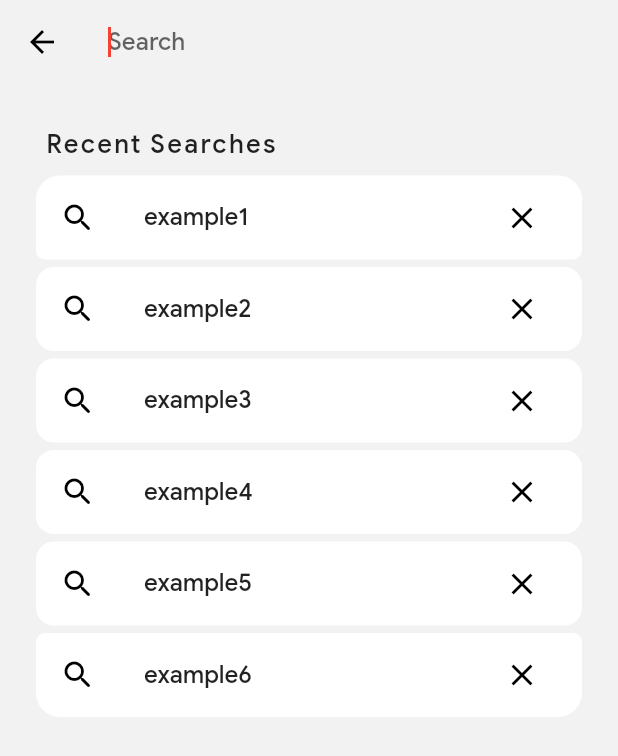
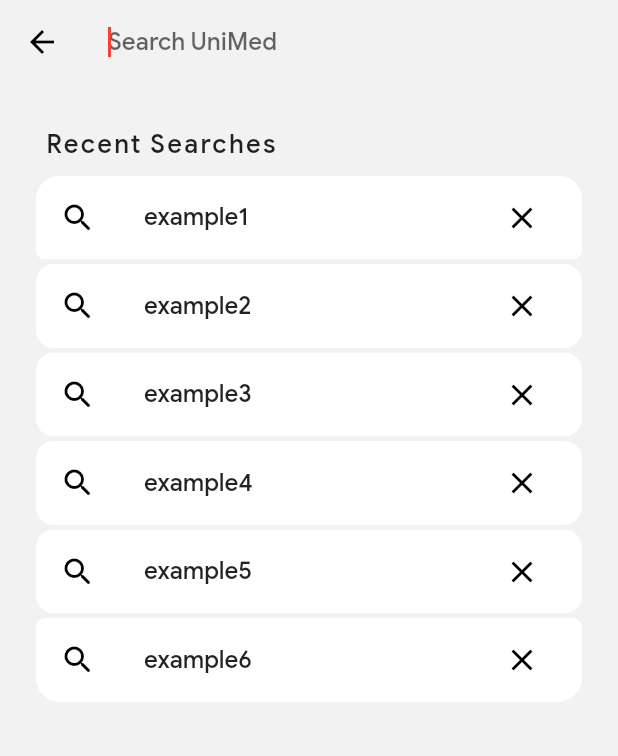
Before and after one commit to Jxhan11/UniMed, a Flutter app: the screen it shows after launch, after a tap on "Search for healthcare facilities", on a phone screen of 412 x 824 dp. Shown: the top 756 px of the screen. Run offline on Flutter 3.47's test engine with Material 2 defaults, Android fonts, the phone set to English and light mode, and no system bars.

Commit message:
added multiple pages

```diff
--- a/lib/Components/usefulStuff.dart
+++ b/lib/Components/usefulStuff.dart
@@ -1,4 +1,55 @@
 import 'package:flutter/material.dart';
+
+
+class UsefulBigText extends StatelessWidget {
+  final text;
+  const UsefulBigText({Key? key, this.text}) : super(key: key);
+
+  @override
+  Widget build(BuildContext context) {
+    return Text(text, style: TextStyle(
+      fontSize: 22
+    ),);
+  }
+}
+class UsefulMediumText extends StatelessWidget {
+  final text;
+  const UsefulMediumText({Key? key, this.text}) : super(key: key);
+
+  @override
+  Widget build(BuildContext context) {
+    return Text(text, style: TextStyle(
+        fontSize: 18
+    ),);
+  }
+}
+class UsefulSmolText extends StatelessWidget {
+  final text;
+  const UsefulSmolText({Key? key, this.text}) : super(key: key);
+
+  @override
+  Widget build(BuildContext context) {
+    return Text(text, style: TextStyle(
+        fontSize: 16
+    ),);
+  }
+}
+
+class UsefulSubheading extends StatelessWidget {
+  final text;
+  const UsefulSubheading({Key? key, this.text}) : super(key: key);
+
+  @override
+  Widget build(BuildContext context) {
+    return Text(text, style: TextStyle(
+        fontSize: 14,
+      color: Colors.grey[600]
+    ),);
+  }
+}
+
+
+
 
 PoggiesM3List(
     {required List<String> itemNames,
@@ -8,8 +59,11 @@
     required Function() theTrailingAction,
       required Function() onTapTile}) {
   double basicRadius = 12;
+  double basicRadiusDelta = 4;
   double lastOnesRadius = 6;
+  double spaceBetweenTiles = 3.0;
   int iLen = itemNames.length;
+
   List<Widget> widgetsToAdd = [];
 
   if (iLen > 2) {
@@ -19,13 +73,13 @@
         trailingIcons: trailingIcons[0],
         MainAction: onTapTile,
         ctx: ctx,
-        TL: basicRadius + 4,
-        TR: basicRadius + 4,
+        TL: basicRadius + basicRadiusDelta,
+        TR: basicRadius + basicRadiusDelta,
         BL: lastOnesRadius,
         BR: lastOnesRadius,
         TrailingAction: theTrailingAction));
     widgetsToAdd.add(SizedBox(
-      height: 5,
+      height: spaceBetweenTiles,
     ));
     for (int i = 1; i < iLen - 1; i++) {
       widgetsToAdd.add(PoggiesM3ListTile(
@@ -40,7 +94,7 @@
           BR: basicRadius,
           TrailingAction: theTrailingAction));
       widgetsToAdd.add(SizedBox(
-        height: 5,
+        height: spaceBetweenTiles,
       ));
     }
     widgetsToAdd.add(PoggiesM3ListTile(
@@ -51,8 +105,8 @@
         ctx: ctx,
         TL: lastOnesRadius,
         TR: lastOnesRadius,
-        BL: basicRadius + 4,
-        BR: basicRadius + 4,
+        BL: basicRadius + basicRadiusDelta,
+        BR: basicRadius + basicRadiusDelta,
         TrailingAction: theTrailingAction));
   } else if (iLen == 2) {
     widgetsToAdd.add(PoggiesM3ListTile(
@@ -61,13 +115,13 @@
         leadingIcons: leadingIcons[0],
         trailingIcons: trailingIcons[0],
         ctx: ctx,
-        TL: basicRadius + 4,
-        TR: basicRadius + 4,
+        TL: basicRadius + basicRadiusDelta,
+        TR: basicRadius + basicRadiusDelta,
         BL: lastOnesRadius,
         BR: lastOnesRadius,
         TrailingAction: theTrailingAction));
     widgetsToAdd.add(SizedBox(
-      height: 5,
+      height: spaceBetweenTiles,
     ));
     widgetsToAdd.add(PoggiesM3ListTile(
         MainAction: onTapTile,
@@ -77,8 +131,8 @@
         ctx: ctx,
         TL: lastOnesRadius,
         TR: lastOnesRadius,
-        BL: basicRadius + 4,
-        BR: basicRadius + 4,
+        BL: basicRadius + basicRadiusDelta,
+        BR: basicRadius + basicRadiusDelta,
         TrailingAction: theTrailingAction));
   } else {
     widgetsToAdd.add(PoggiesM3ListTile(
@@ -87,10 +141,10 @@
         leadingIcons: leadingIcons[0],
         trailingIcons: trailingIcons[0],
         ctx: ctx,
-        TL: basicRadius + 4,
-        TR: basicRadius + 4,
-        BL: basicRadius + 4,
-        BR: basicRadius + 4,
+        TL: basicRadius + basicRadiusDelta,
+        TR: basicRadius + basicRadiusDelta,
+        BL: basicRadius + basicRadiusDelta,
+        BR: basicRadius + basicRadiusDelta,
         TrailingAction: theTrailingAction));
   }
 
@@ -112,23 +166,22 @@
       required Function() MainAction}) {
   return Padding(
     padding: const EdgeInsets.symmetric(horizontal: 16.0),
-    child: Container(
+    child: ClipRRect(
+        borderRadius: BorderRadius.only(
+          topLeft: Radius.circular(TL),
+          topRight: Radius.circular(TR),
+          bottomLeft: Radius.circular(BL),
+          bottomRight: Radius.circular(BR),
+        ),
+        child: Material(
+          color: Theme.of(ctx).brightness == Brightness.light? Colors.white : Colors.black,
           child: ListTile(
               onTap: MainAction,
               title: Text(itemNames),
               leading: leadingIcons,
               trailing: IconButton(onPressed: TrailingAction, icon: trailingIcons),
             ),
-      decoration: BoxDecoration(
-          color: Theme.of(ctx).brightness == Brightness.light
-              ? Colors.white
-              : Colors.black,
-          borderRadius: BorderRadius.only(
-            topLeft: Radius.circular(TL),
-            topRight: Radius.circular(TR),
-            bottomLeft: Radius.circular(BL),
-            bottomRight: Radius.circular(BR),
-          )),
+        ),
       ),
   );
 }
--- a/lib/Pages/searchWithSuggestions.dart
+++ b/lib/Pages/searchWithSuggestions.dart
@@ -1,5 +1,6 @@
 import 'package:flutter/material.dart';
 import 'package:unimed/Components/usefulStuff.dart';
+import 'package:unimed/Pages/searchResultsPage.dart';
 import 'package:unimed/main.dart';
 
 class SearchWithSuggestionsPage extends StatefulWidget {
@@ -28,6 +29,14 @@
         enableCrossButtonInSliverAppBar = false;
       });
     }
+  }
+  void _userPressedEnter(text){
+    Navigator.push(
+      context,
+      MaterialPageRoute(
+          builder: (context) =>
+              searchResults(searchTerm: text)),
+    );
   }
   void _clearText() {
     searchController.clear();
@@ -59,13 +68,17 @@
               child: Material(
                 color: Colors.transparent,
                 child: TextField(
+                  textInputAction: TextInputAction.search,
                   controller: searchController,
+                  onSubmitted: (text){
+                    _userPressedEnter(text);
+                  },
                   onChanged: (text){
                     _onTextChanged();
                   },
                   autofocus: true,
                   decoration:  InputDecoration(
-                    hintText: 'Search',
+                    hintText: 'Search UniMed',
                     border: InputBorder.none,
                     suffixIcon:  enableCrossButtonInSliverAppBar? IconButton(
                       onPressed: () {
--- a/lib/main.dart
+++ b/lib/main.dart
@@ -1,5 +1,8 @@
 import 'package:flutter/material.dart';
 import 'package:flutter/services.dart';
+import 'package:unimed/Pages/filesPage.dart';
+import 'package:unimed/Pages/healthPage.dart';
+import 'package:unimed/Pages/profilePage.dart';
 import 'dart:ui';
 import 'theme_constants.dart';
 
@@ -67,13 +70,64 @@
 }
 
 class _HomepageState extends State<Homepage> {
+  int _selectedIndex = 0;
+  void _onItemTapped(int index) {
+    setState(() {
+      _selectedIndex = index;
+    });
+  }
   @override
   Widget build(BuildContext context) {
+    //TODO: Change system's navigation bar colors with dark and light mode. Make it navigation bar color somehow
+    // SystemChrome.setSystemUIOverlayStyle(
+    //   SystemUiOverlayStyle(
+    //       systemNavigationBarColor: Colors.white
+    //   )
+    // );
     double screenHeight = MediaQuery.of(context).size.height;
     double screenWidth = MediaQuery.of(context).size.width;
     return Scaffold(
       extendBodyBehindAppBar: true,
-      body: CustomScrollView(
+      body: BodyFormerFunction(_selectedIndex, context),
+      bottomNavigationBar: NavigationBar(
+        destinations: const [
+          NavigationDestination(
+              selectedIcon: Icon(Icons.home_outlined),
+              icon: Icon(Icons.home),
+              label: 'Home',
+          ),
+          NavigationDestination(
+              icon: Icon(Icons.favorite),
+              selectedIcon: Icon(Icons.favorite_border),
+              label: 'Health'
+          ),
+          NavigationDestination(
+              icon: Icon(Icons.file_copy_rounded),
+              selectedIcon: Icon(Icons.file_copy_outlined),
+              label: 'Files'
+          ),
+          NavigationDestination(
+              icon: Icon(Icons.person_rounded),
+              selectedIcon: Icon(Icons.person_outline_rounded),
+              label: 'Profile'
+          ),
+        ],
+        selectedIndex: _selectedIndex,
+        onDestinationSelected: _onItemTapped,
+        elevation: 10.0,
+      ),
+    );
+  }
+}
+
+///////////////////////////////////////END OF MAIN FUNCTION HERE/////////////////////////////////////////////////
+
+BodyFormerFunction(x,context) {
+  // ONLY PURPOSE IS TO CHANGE THE CONTENTS OF THE BODY
+  switch(x){
+    case 0:
+      // Home page
+      return CustomScrollView(
         slivers: <Widget>[
           SliverAppBar(
             collapsedHeight: 60,
@@ -165,12 +219,23 @@
           SubHeadlines(text: 'For you'),
           ForYouCards(),
         ],
-      ),
       );
-  }
+      break;
+    case 1:
+      // Health Page
+      return HealthPageWidgets();
+      break;
+    case 2:
+      // Files Page
+      return FilesPageWidgets();
+      break;
+    case 3:
+      // ProfilePage
+      return ProfilePageWidgets();
+      break;
   }
 
-///////////////////////////////////////END OF MAIN FUNCTION HERE/////////////////////////////////////////////////
+}
 
 class DailyNeeds extends StatefulWidget {
   const DailyNeeds({Key? key}) : super(key: key);
```
Also changed, not shown: lib/Pages/filesPage.dart (added, +15 -0 lines), lib/Pages/healthPage.dart (added, +15 -0 lines), lib/Pages/profilePage.dart (added, +71 -0 lines), lib/Pages/searchResultsPage.dart (added, +50 -0 lines). Lines whose indentation alone changed are shown as unchanged.
